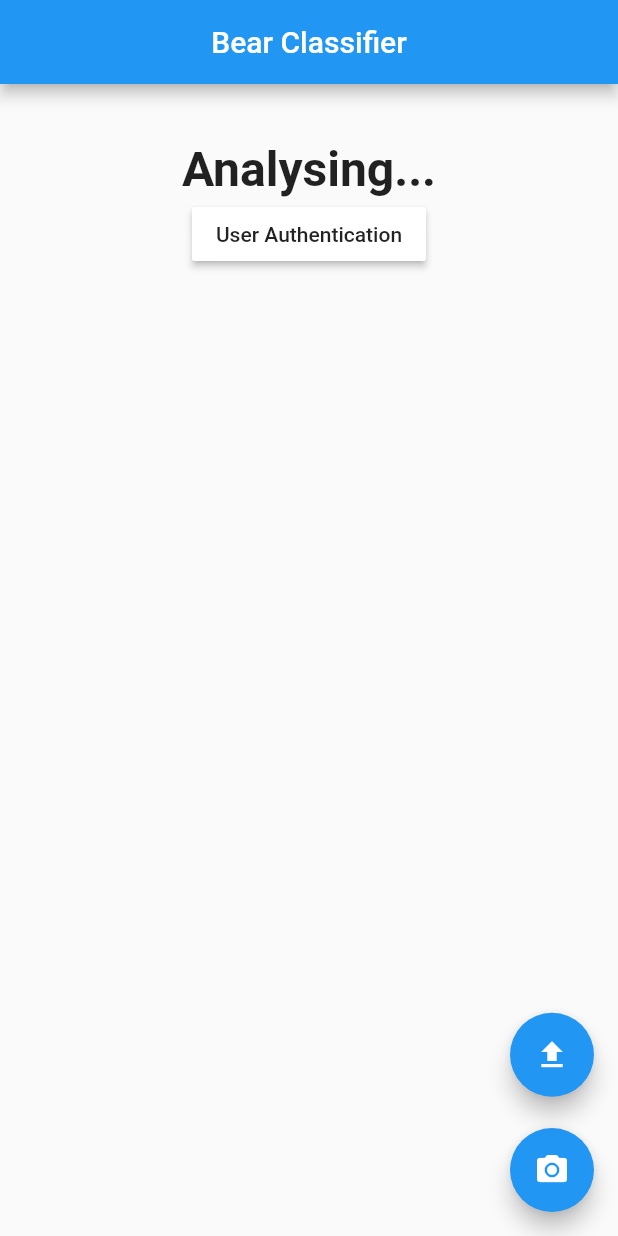
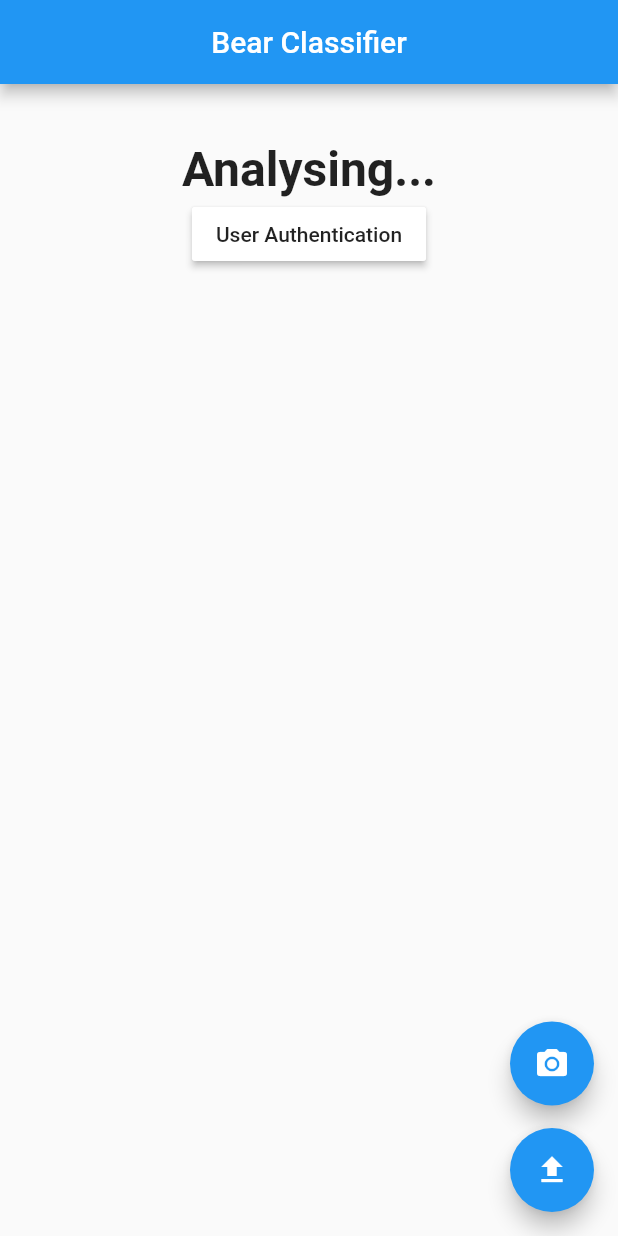
Before and after one commit to llSourcell/image_classifier_template, a Flutter app: the screen it shows after launch, after a tap on the "camera alt" icon, after a tap on the "file upload" icon, on a phone screen of 412 x 824 dp. Run offline on Flutter 3.47's test engine with Material 2 defaults, Android fonts, the phone set to English and light mode, and no system bars; our stand-ins replace image_picker, rflutter_alert.

Commit message:
Fixed overlapping floating action buttons

```diff
--- a/lib/main.dart
+++ b/lib/main.dart
@@ -240,25 +240,17 @@ class _MyAppState extends State<MyApp> {
           ),
         ),
       ),
-      floatingActionButton: new Stack(
+      floatingActionButton: Column(
+        mainAxisAlignment: MainAxisAlignment.end,
         children: <Widget>[
-          Align(
-              alignment: Alignment(1.0, 1.0),
-              child: new FloatingActionButton(
-                onPressed: (){
-                  image_picker(0);
-                },
-                child: new Icon(Icons.camera_alt),
-              )
+          FloatingActionButton(
+            child: Icon(Icons.camera_alt),
+            onPressed: () => image_picker(0),
           ),
-          Align(
-              alignment: Alignment(1.0, 0.8),
-              child: new FloatingActionButton(
-                  onPressed: (){
-                    image_picker(1);
-                  },
-                  child: new Icon(Icons.file_upload)
-              )
+          SizedBox(height: 15,),
+          FloatingActionButton(
+            child: Icon(Icons.file_upload),
+            onPressed: () => image_picker(1),
           ),
         ],
       ),
```
